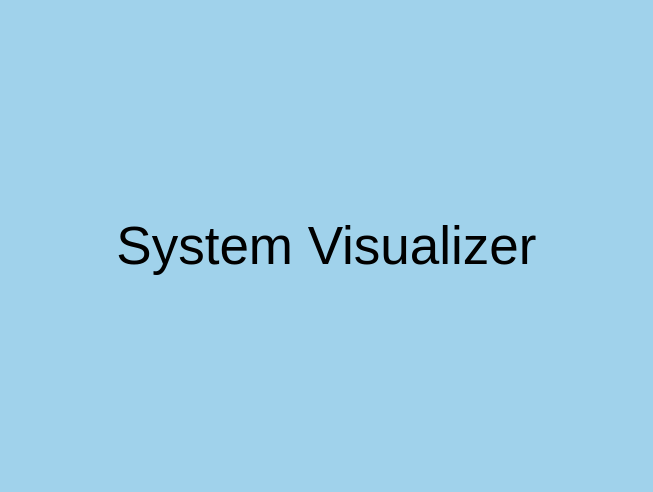
Before: the Qt Designer form GUI/VisualizerUI.ui in eden2888/BMC_Simulation, drawn with Qt 5.
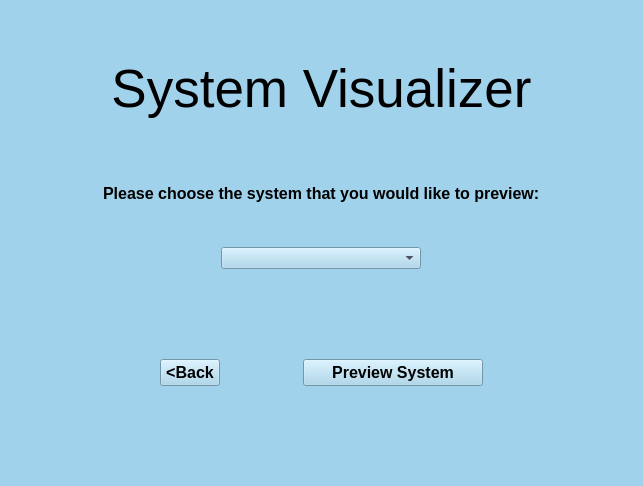
After: the same form once the commit is applied.

Commit message: Added a basic example of system preview in TesterUI.ui window

```diff
--- a/GUI/VisualizerUI.ui
+++ b/GUI/VisualizerUI.ui
@@ -6,8 +6,8 @@
    <rect>
     <x>0</x>
     <y>0</y>
-    <width>653</width>
-    <height>492</height>
+    <width>643</width>
+    <height>486</height>
    </rect>
   </property>
   <property name="windowTitle">
@@ -17,7 +17,65 @@
    <string notr="true">background-color: rgb(160, 210, 235);</string>
   </property>
   <layout class="QGridLayout" name="gridLayout_2">
-   <item row="0" column="0">
+   <item row="2" column="0">
+    <layout class="QVBoxLayout" name="verticalLayout">
+     <item>
+      <widget class="QLabel" name="label_2">
+       <property name="sizePolicy">
+        <sizepolicy hsizetype="Preferred" vsizetype="Fixed">
+         <horstretch>0</horstretch>
+         <verstretch>0</verstretch>
+        </sizepolicy>
+       </property>
+       <property name="minimumSize">
+        <size>
+         <width>200</width>
+         <height>40</height>
+        </size>
+       </property>
+       <property name="font">
+        <font>
+         <pointsize>12</pointsize>
+         <bold>true</bold>
+        </font>
+       </property>
+       <property name="text">
+        <string>Please choose the system that you would like to preview:</string>
+       </property>
+      </widget>
+     </item>
+    </layout>
+   </item>
+   <item row="4" column="0">
+    <layout class="QHBoxLayout" name="horizontalLayout_2">
+     <property name="sizeConstraint">
+      <enum>QLayout::SetMaximumSize</enum>
+     </property>
+     <item>
+      <widget class="QComboBox" name="systemComboBox">
+       <property name="minimumSize">
+        <size>
+         <width>200</width>
+         <height>0</height>
+        </size>
+       </property>
+       <property name="maximumSize">
+        <size>
+         <width>200</width>
+         <height>16777215</height>
+        </size>
+       </property>
+       <property name="currentText">
+        <string/>
+       </property>
+       <property name="placeholderText">
+        <string/>
+       </property>
+      </widget>
+     </item>
+    </layout>
+   </item>
+   <item row="1" column="0">
     <layout class="QVBoxLayout" name="VBoxMain">
      <item>
       <layout class="QHBoxLayout" name="horizontalLayout">
@@ -28,10 +86,16 @@
         <widget class="QLabel" name="label">
          <property name="sizePolicy">
           <sizepolicy hsizetype="Preferred" vsizetype="Fixed">
-           <horstretch>0</horstretch>
-           <verstretch>0</verstretch>
+           <horstretch>1</horstretch>
+           <verstretch>1</verstretch>
           </sizepolicy>
          </property>
+         <property name="maximumSize">
+          <size>
+           <width>16777215</width>
+           <height>100</height>
+          </size>
+         </property>
          <property name="font">
           <font>
            <pointsize>40</pointsize>
@@ -53,11 +117,77 @@
      </item>
     </layout>
    </item>
-   <item row="1" column="0">
-    <layout class="QGridLayout" name="gridLayout">
-     <property name="sizeConstraint">
-      <enum>QLayout::SetMaximumSize</enum>
-     </property>
+   <item row="5" column="0">
+    <layout class="QHBoxLayout" name="horizontalLayout_3">
+     <item>
+      <widget class="QPushButton" name="BtnBack">
+       <property name="minimumSize">
+        <size>
+         <width>60</width>
+         <height>0</height>
+        </size>
+       </property>
+       <property name="maximumSize">
+        <size>
+         <width>60</width>
+         <height>16777215</height>
+        </size>
+       </property>
+       <property name="font">
+        <font>
+         <pointsize>12</pointsize>
+         <bold>true</bold>
+        </font>
+       </property>
+       <property name="text">
+        <string>&lt;Back</string>
+       </property>
+      </widget>
+     </item>
+     <item>
+      <spacer name="verticalSpacer">
+       <property name="orientation">
+        <enum>Qt::Vertical</enum>
+       </property>
+       <property name="sizeType">
+        <enum>QSizePolicy::Fixed</enum>
+       </property>
+       <property name="sizeHint" stdset="0">
+        <size>
+         <width>20</width>
+         <height>140</height>
+        </size>
+       </property>
+      </spacer>
+     </item>
+     <item>
+      <widget class="QPushButton" name="BtnPreview">
+       <property name="enabled">
+        <bool>true</bool>
+       </property>
+       <property name="maximumSize">
+        <size>
+         <width>180</width>
+         <height>16777215</height>
+        </size>
+       </property>
+       <property name="font">
+        <font>
+         <pointsize>12</pointsize>
+         <bold>true</bold>
+        </font>
+       </property>
+       <property name="text">
+        <string>Preview System</string>
+       </property>
+       <property name="iconSize">
+        <size>
+         <width>10</width>
+         <height>10</height>
+        </size>
+       </property>
+      </widget>
+     </item>
     </layout>
    </item>
   </layout>
```
The commit also changes 3 other files.
